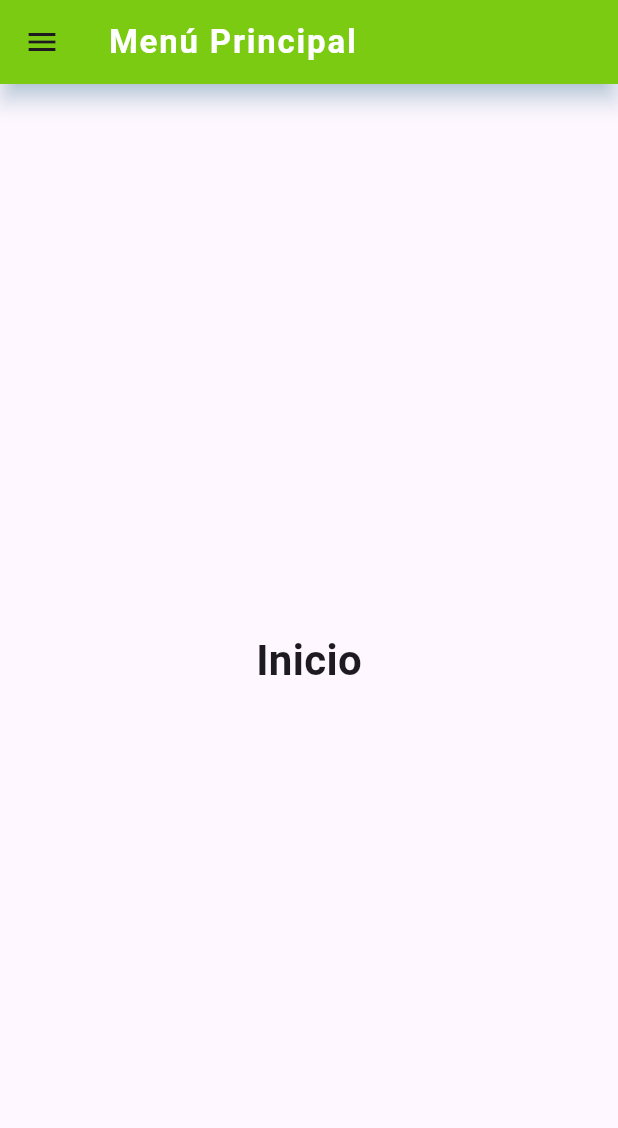
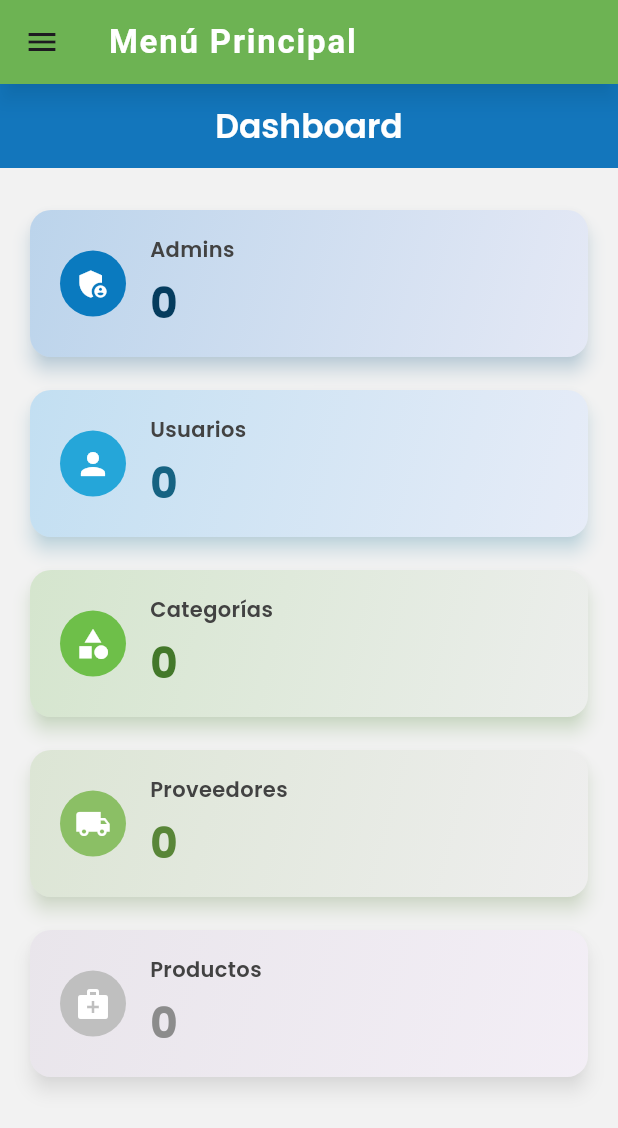
Before and after one commit to JhonnSoftware/Movil_Toty_Farma, a Flutter app: the HomePage screen opened directly, on a phone screen of 412 x 824 dp. Shown: the top 1128 px of the screen. Run offline on Flutter 3.47's test engine with Material 3 defaults, Android fonts, the phone set to English and light mode, and no system bars; our stand-ins replace cloud_firestore, firebase_core, firebase_storage, geolocator, google_fonts, google_maps_flutter and 1 more; accounts and stored records are empty.

Commit message:
Dashboard - Trabajo Grupal

```diff
--- a/lib/home_page.dart
+++ b/lib/home_page.dart
@@ -5,6 +5,8 @@ import '../pages/categorias_page.dart';
 import '../pages/productos_page.dart';
 import '../pages/tiendagps_page.dart';
 import '../pages/usuarios_page.dart';
+import '../pages/inicio_page.dart';
+import 'login_page.dart';  // Importa tu LoginPage aquí
 
 class HomePage extends StatefulWidget {
   final String? token;
@@ -19,8 +21,7 @@ class _HomePageState extends State<HomePage> {
   int _selectedIndex = 0;
 
   static List<Widget> _pages = <Widget>[
-    Center(child: Text('Inicio', style: TextStyle(fontSize: 28, fontWeight: FontWeight.bold))),
-    //ClientesPage(),
+    InicioPage(),
     ClientesPage(),
     ProveedoresPage(),
     CategoriasPage(),
@@ -40,15 +41,18 @@ class _HomePageState extends State<HomePage> {
     });
   }
 
-  final Color verdeLima = Color(0xFF7eda01);
-  final Color azul = Color(0xFF1489b4);
-  final Color fondoDrawer = Color(0xFFF7F9FC);
+  // Nueva paleta de colores
+  final Color verdeOscuro = Color(0xFF6EBF49);
+  final Color verdeClaro = Color(0xFF8BBF65);
+  final Color azulOscuro = Color(0xFF0A7ABF);
+  final Color azulClaro = Color(0xFF25A6D9);
+  final Color fondoDrawer = Color(0xFFF2F2F2);
 
   @override
   Widget build(BuildContext context) {
     return Scaffold(
       appBar: AppBar(
-        backgroundColor: verdeLima,
+        backgroundColor: verdeOscuro,
         title: Text(
           'Menú Principal',
           style: TextStyle(
@@ -58,7 +62,7 @@ class _HomePageState extends State<HomePage> {
           ),
         ),
         elevation: 6,
-        shadowColor: azul.withOpacity(0.5),
+        shadowColor: azulOscuro.withOpacity(0.5),
       ),
       drawer: Drawer(
         child: Container(
@@ -69,7 +73,7 @@ class _HomePageState extends State<HomePage> {
               UserAccountsDrawerHeader(
                 decoration: BoxDecoration(
                   gradient: LinearGradient(
-                    colors: [verdeLima, azul],
+                    colors: [verdeOscuro, azulClaro],
                     begin: Alignment.topLeft,
                     end: Alignment.bottomRight,
                   ),
@@ -84,7 +88,7 @@ class _HomePageState extends State<HomePage> {
                 ),
                 currentAccountPicture: CircleAvatar(
                   backgroundColor: Colors.white,
-                  child: Icon(Icons.person, size: 50, color: verdeLima),
+                  child: Icon(Icons.person, size: 50, color: verdeOscuro),
                 ),
               ),
 
@@ -186,19 +190,22 @@ class _HomePageState extends State<HomePage> {
 
               Divider(thickness: 1.2),
               ListTile(
-                leading: Icon(Icons.logout, color: azul),
+                leading: Icon(Icons.logout, color: azulOscuro),
                 title: Text(
                   'Cerrar sesión',
                   style: TextStyle(
-                    color: azul,
+                    color: azulOscuro,
                     fontWeight: FontWeight.bold,
                   ),
                 ),
                 onTap: () {
-                  Navigator.pop(context);
-                  Navigator.pushReplacementNamed(context, '/login');
+                  Navigator.pop(context); // cierra el drawer
+                  Navigator.pushReplacement(
+                    context,
+                    MaterialPageRoute(builder: (context) => LoginPage()),
+                  );
                 },
-                hoverColor: verdeLima.withOpacity(0.3),
+                hoverColor: verdeClaro.withOpacity(0.3),
                 shape: RoundedRectangleBorder(
                   borderRadius: BorderRadius.circular(8),
                 ),
@@ -221,23 +228,23 @@ class _HomePageState extends State<HomePage> {
     required bool selected,
   }) {
     return ListTile(
-      leading: Icon(icon, color: selected ? azul : Colors.grey[700]),
+      leading: Icon(icon, color: selected ? azulOscuro : Colors.grey[700]),
       title: Text(
         title,
         style: TextStyle(
           fontWeight: selected ? FontWeight.bold : FontWeight.normal,
-          color: selected ? azul : Colors.black87,
+          color: selected ? azulOscuro : Colors.black87,
           fontSize: 16,
         ),
       ),
       selected: selected,
-      selectedTileColor: azul.withOpacity(0.15),
+      selectedTileColor: azulOscuro.withOpacity(0.15),
       shape: RoundedRectangleBorder(borderRadius: BorderRadius.circular(8)),
       onTap: () {
         _onItemTapped(index);
         Navigator.pop(context);
       },
-      hoverColor: azul.withOpacity(0.1),
+      hoverColor: azulOscuro.withOpacity(0.1),
       contentPadding: EdgeInsets.symmetric(horizontal: 20, vertical: 5),
     );
   }
@@ -250,20 +257,20 @@ class _HomePageState extends State<HomePage> {
     return Theme(
       data: Theme.of(context).copyWith(dividerColor: Colors.transparent),
       child: ExpansionTile(
-        leading: Icon(icon, color: azul),
+        leading: Icon(icon, color: azulOscuro),
         title: Text(
           title,
           style: TextStyle(
             fontWeight: FontWeight.w600,
-            color: azul,
+            color: azulOscuro,
             fontSize: 16,
           ),
         ),
         childrenPadding: EdgeInsets.only(left: 20, bottom: 5),
         tilePadding: EdgeInsets.symmetric(horizontal: 16),
         children: children,
-        iconColor: verdeLima,
-        collapsedIconColor: azul,
+        iconColor: verdeClaro,
+        collapsedIconColor: azulOscuro,
         expandedCrossAxisAlignment: CrossAxisAlignment.start,
         maintainState: true,
       ),
--- a/lib/pages/inicio_page.dart
+++ b/lib/pages/inicio_page.dart
@@ -0,0 +1,205 @@
+import 'package:flutter/material.dart';
+import 'package:cloud_firestore/cloud_firestore.dart';
+import 'package:google_fonts/google_fonts.dart';
+
+class InicioPage extends StatefulWidget {
+  const InicioPage({Key? key}) : super(key: key);
+
+  @override
+  State<InicioPage> createState() => _InicioPageState();
+}
+
+class _InicioPageState extends State<InicioPage> {
+  int totalAdmins = 0;
+  int totalUsuarios = 0;
+  int totalCategorias = 0;
+  int totalProveedores = 0;
+  int totalProductos = 0;
+
+  bool isLoading = true;
+
+  @override
+  void initState() {
+    super.initState();
+    obtenerTotales();
+  }
+
+  Future<void> obtenerTotales() async {
+    try {
+      final firestore = FirebaseFirestore.instance;
+
+      final usuariosSnapshot = await firestore.collection('usuarios').get();
+      int admins = 0;
+      int usuarios = 0;
+      for (var doc in usuariosSnapshot.docs) {
+        final data = doc.data();
+        var tipo = data['tipo'];
+        if (tipo == null) {
+          tipo = data['rol'] ?? data['userType'] ?? '';
+        }
+        final tipoStr = tipo.toString().toLowerCase();
+        if (tipoStr == 'admin') admins++;
+        else if (tipoStr == 'usuario') usuarios++;
+      }
+
+      final categoriasCount = (await firestore.collection('categorias').get()).docs.length;
+      final proveedoresCount = (await firestore.collection('proveedores').get()).docs.length;
+      final productosCount = (await firestore.collection('productos').get()).docs.length;
+
+      setState(() {
+        totalAdmins = admins;
+        totalUsuarios = usuarios;
+        totalCategorias = categoriasCount;
+        totalProveedores = proveedoresCount;
+        totalProductos = productosCount;
+        isLoading = false;
+      });
+    } catch (e) {
+      print('Error al obtener totales: $e');
+      setState(() {
+        isLoading = false;
+      });
+    }
+  }
+
+  Widget buildDashboardCard({
+    required String title,
+    required int count,
+    required IconData icon,
+    required Color color,
+  }) {
+    return Card(
+      elevation: 5,
+      shape: RoundedRectangleBorder(borderRadius: BorderRadius.circular(14)),
+      shadowColor: color.withOpacity(0.4),
+      child: Container(
+        padding: const EdgeInsets.symmetric(vertical: 16, horizontal: 20),
+        decoration: BoxDecoration(
+          borderRadius: BorderRadius.circular(14),
+          gradient: LinearGradient(
+            colors: [color.withOpacity(0.25), color.withOpacity(0.08)],
+            begin: Alignment.topLeft,
+            end: Alignment.bottomRight,
+          ),
+        ),
+        child: Row(
+          children: [
+            CircleAvatar(
+              backgroundColor: color,
+              radius: 22,
+              child: Icon(icon, size: 24, color: Colors.white),
+            ),
+            const SizedBox(width: 16),
+            Expanded(
+              child: Column(
+                crossAxisAlignment: CrossAxisAlignment.start,
+                mainAxisSize: MainAxisSize.min,
+                children: [
+                  Text(
+                    title,
+                    style: GoogleFonts.poppins(
+                      fontSize: 14,
+                      fontWeight: FontWeight.w600,
+                      color: Colors.grey[800],
+                    ),
+                  ),
+                  const SizedBox(height: 6),
+                  Text(
+                    '$count',
+                    style: GoogleFonts.poppins(
+                      fontSize: 28,
+                      fontWeight: FontWeight.bold,
+                      color: color.darken(0.2),
+                    ),
+                  ),
+                ],
+              ),
+            ),
+          ],
+        ),
+      ),
+    );
+  }
+
+  @override
+  Widget build(BuildContext context) {
+    // Colores personalizados
+    final Color colorAdmin = const Color(0xFF0A7ABF);       // Azul principal
+    final Color colorUsuarios = const Color(0xFF25A6D9);    // Azul claro
+    final Color colorCategorias = const Color(0xFF6EBF49);  // Verde fuerte
+    final Color colorProveedores = const Color(0xFF8BBF65); // Verde suave
+    final Color colorProductos = const Color(0xFFF2F2F2);   // Fondo claro (usado como color base suave)
+    final Color fondo = const Color(0xFFF2F2F2);
+
+    return Scaffold(
+      backgroundColor: fondo,
+      appBar: AppBar(
+        backgroundColor: colorAdmin,
+        title: Text(
+          'Dashboard',
+          style: GoogleFonts.poppins(
+            fontWeight: FontWeight.w600,
+            color: Colors.white,
+          ),
+        ),
+        centerTitle: true,
+        elevation: 5,
+      ),
+      body: isLoading
+          ? const Center(child: CircularProgressIndicator())
+          : SingleChildScrollView(
+              padding: const EdgeInsets.symmetric(horizontal: 16, vertical: 24),
+              child: Column(
+                children: [
+                  buildDashboardCard(
+                    title: 'Admins',
+                    count: totalAdmins,
+                    icon: Icons.admin_panel_settings,
+                    color: colorAdmin,
+                  ),
+                  const SizedBox(height: 14),
+                  buildDashboardCard(
+                    title: 'Usuarios',
+                    count: totalUsuarios,
+                    icon: Icons.person,
+                    color: colorUsuarios,
+                  ),
+                  const SizedBox(height: 14),
+                  buildDashboardCard(
+                    title: 'Categorías',
+                    count: totalCategorias,
+                    icon: Icons.category,
+                    color: colorCategorias,
+                  ),
+                  const SizedBox(height: 14),
+                  buildDashboardCard(
+                    title: 'Proveedores',
+                    count: totalProveedores,
+                    icon: Icons.local_shipping,
+                    color: colorProveedores,
+                  ),
+                  const SizedBox(height: 14),
+                  buildDashboardCard(
+                    title: 'Productos',
+                    count: totalProductos,
+                    icon: Icons.medical_services,
+                    color: colorProductos.darken(0.2),
+                  ),
+
+                  const SizedBox(height: 50),
+                ],
+              ),
+            ),
+    );
+  }
+}
+
+// Extensión para oscurecer un color
+extension ColorUtils on Color {
+  Color darken([double amount = .1]) {
+    assert(amount >= 0 && amount <= 1);
+    final hsl = HSLColor.fromColor(this);
+    final hslDark = hsl.withLightness((hsl.lightness - amount).clamp(0.0, 1.0));
+    return hslDark.toColor();
+  }
+}
--- a/lib/pages/tiendagps_page.dart
+++ b/lib/pages/tiendagps_page.dart
@@ -111,7 +111,7 @@ class _TiendaGpsPageState extends State<TiendaGpsPage> {
           polylines = {
             Polyline(
               polylineId: const PolylineId("ruta"),
-              color: Colors.blue,
+              color: const Color.fromARGB(255, 32, 233, 38),
               width: 5,
               points: ruta,
             ),
--- a/pubspec.yaml
+++ b/pubspec.yaml
@@ -16,6 +16,7 @@ dependencies:
   google_maps_flutter: ^2.6.0
   image_picker: ^1.0.7
   firebase_storage: ^12.4.6
+  google_fonts: ^6.0.0
 
 
 dev_dependencies:
```
Also changed, not shown: lib/pages/productos_page.dart (+72 -44 lines), lib/usuario_menu_page.dart (+10 -15 lines), lib/usuarios_pages/usuarios_perfil.dart (added, +91 -0 lines), lib/usuarios_pages/usuarios_productos.dart (+112 -54 lines), lib/main.dart (line endings or trailing spaces), pubspec.lock, 1 other file.
